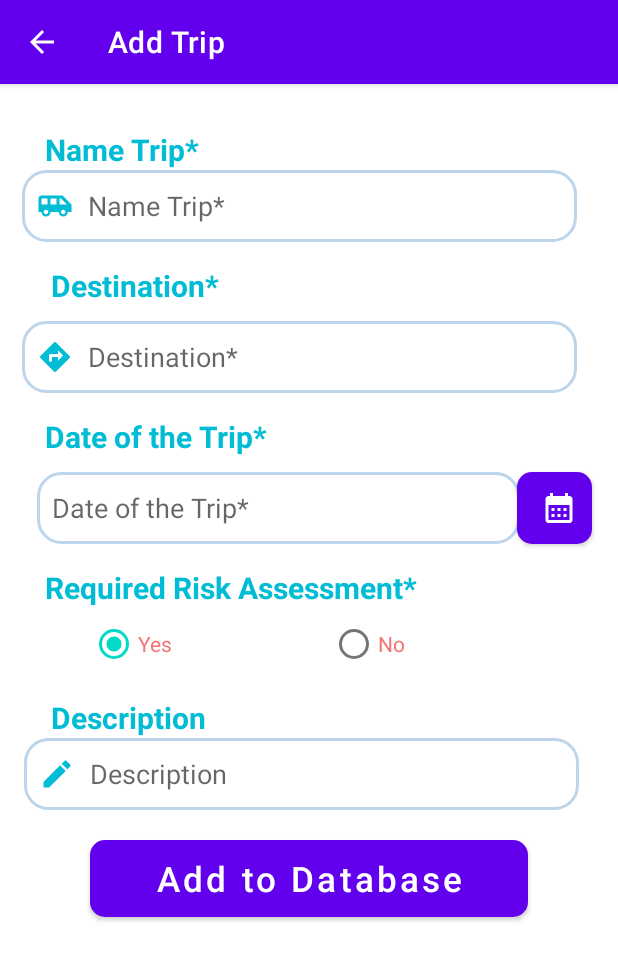
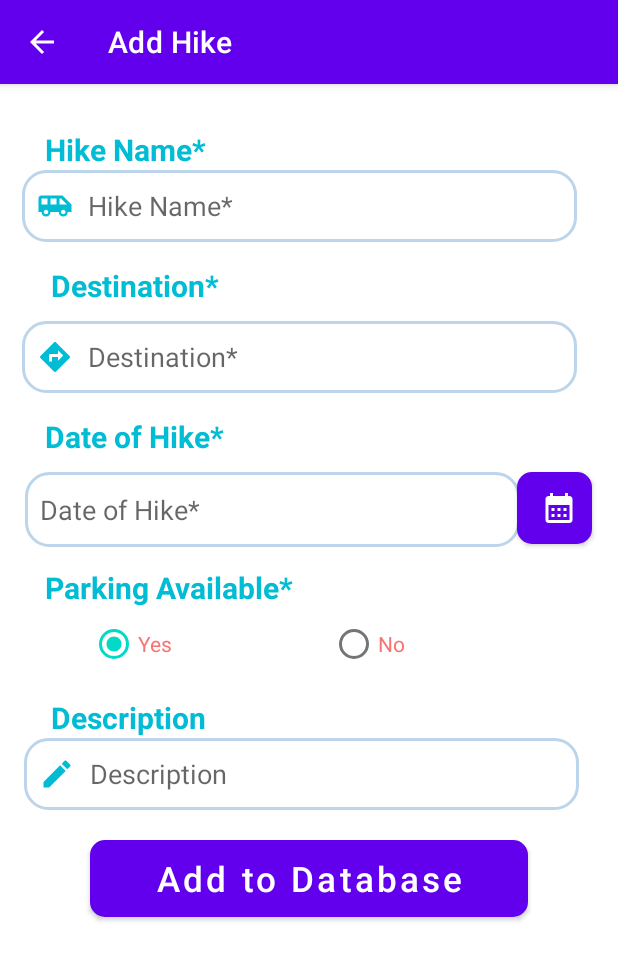
Before and after one commit to ntbchung2401/Coursework_Mobile, an Android app: the AddTripActivity screen opened directly, with no data from a screen before it, on a phone screen of 412 x 824 dp. Shown: the top 960 px of the screen. Run offline under Robolectric (Android 15) with nearby library versions, the phone set to English and light mode, and no system bars.

Commit message:
Commit 1

```diff
--- a/app/src/main/AndroidManifest.xml
+++ b/app/src/main/AndroidManifest.xml
@@ -31,12 +31,12 @@
             android:parentActivityName=".MainActivity" />
         <activity
             android:name=".AddTripActivity"
-            android:label="Add Trip"
+            android:label="Add Hike"
             android:parentActivityName=".MainActivity" />
         <activity
             android:name=".MainActivity"
             android:exported="true"
-            android:label="Trip Management">
+            android:label="Hike App Management">
             <intent-filter>
                 <action android:name="android.intent.action.MAIN" />
                 <action android:name="android.intent.action.VIEW" />
--- a/app/src/main/java/com/example/for_assignment/AddTripActivity.java
+++ b/app/src/main/java/com/example/for_assignment/AddTripActivity.java
@@ -85,8 +85,9 @@ public class AddTripActivity extends AppCompatActivity {
                     return;
                 }
                 new AlertDialog.Builder(AddTripActivity.this)
-                        .setTitle("Details entered")
-                        .setMessage("Name trip:" + nameTrip
+                        .setTitle("ConFirmation!!!")
+                        .setMessage("New Hike will be added!"+ "\n"
+                                + "Name trip:" + nameTrip
                                 + "\n" + "Destination: " + destination
                                 + "\n" + "Date: " + date
                                 + "\n" + "Risk requirement: " + strRequire
--- a/app/src/main/res/layout/activity_add_trip.xml
+++ b/app/src/main/res/layout/activity_add_trip.xml
@@ -99,17 +99,17 @@
 
     <EditText
         android:id="@+id/inputDoT"
-        android:layout_width="322dp"
-        android:layout_height="wrap_content"
+        android:layout_width="330dp"
+        android:layout_height="50dp"
         android:layout_marginTop="10dp"
         android:layout_marginRight="48dp"
-        android:paddingLeft="10dp"
+        android:background="@drawable/edittext_desigb"
         android:ems="16"
         android:hint="@string/doT"
         android:minHeight="48dp"
+        android:paddingLeft="10dp"
         android:textColor="@color/black"
         android:textSize="18dp"
-        android:background="@drawable/edittext_desigb"
         app:layout_constraintRight_toRightOf="@id/button_date"
         app:layout_constraintTop_toBottomOf="@+id/DoT_text" />
 
--- a/app/src/main/res/layout/activity_update_expense.xml
+++ b/app/src/main/res/layout/activity_update_expense.xml
@@ -90,6 +90,7 @@
         android:textStyle="bold"
         app:layout_constraintBottom_toTopOf="@+id/inputDoT2"
         app:layout_constraintEnd_toEndOf="parent"
+        app:layout_constraintHorizontal_bias="0.0"
         app:layout_constraintStart_toStartOf="parent"
         app:layout_constraintTop_toBottomOf="@+id/inputAmount2"
         tools:ignore="MissingConstraints" />
--- a/app/src/main/res/values/strings.xml
+++ b/app/src/main/res/values/strings.xml
@@ -1,12 +1,12 @@
 <resources>
     <string name="app_name">For_Assignment</string>
-    <string name="trip">Trip Management</string>
-    <string name="name_trip">Name Trip*</string>
+    <string name="trip">Hike App Management</string>
+    <string name="name_trip"> Hike Name*</string>
     <string name="destination">Destination*</string>
-    <string name="doT">Date of the Trip*</string>
+    <string name="doT">Date of Hike*</string>
     <string name="yes">Yes</string>
     <string name="no">No</string>
-    <string name="require">Required Risk Assessment*</string>
+    <string name="require">Parking Available*</string>
     <string name="description">Description</string>
     <string name="add_button">Add to Database</string>
     <string name="update_button">Update</string>
```
